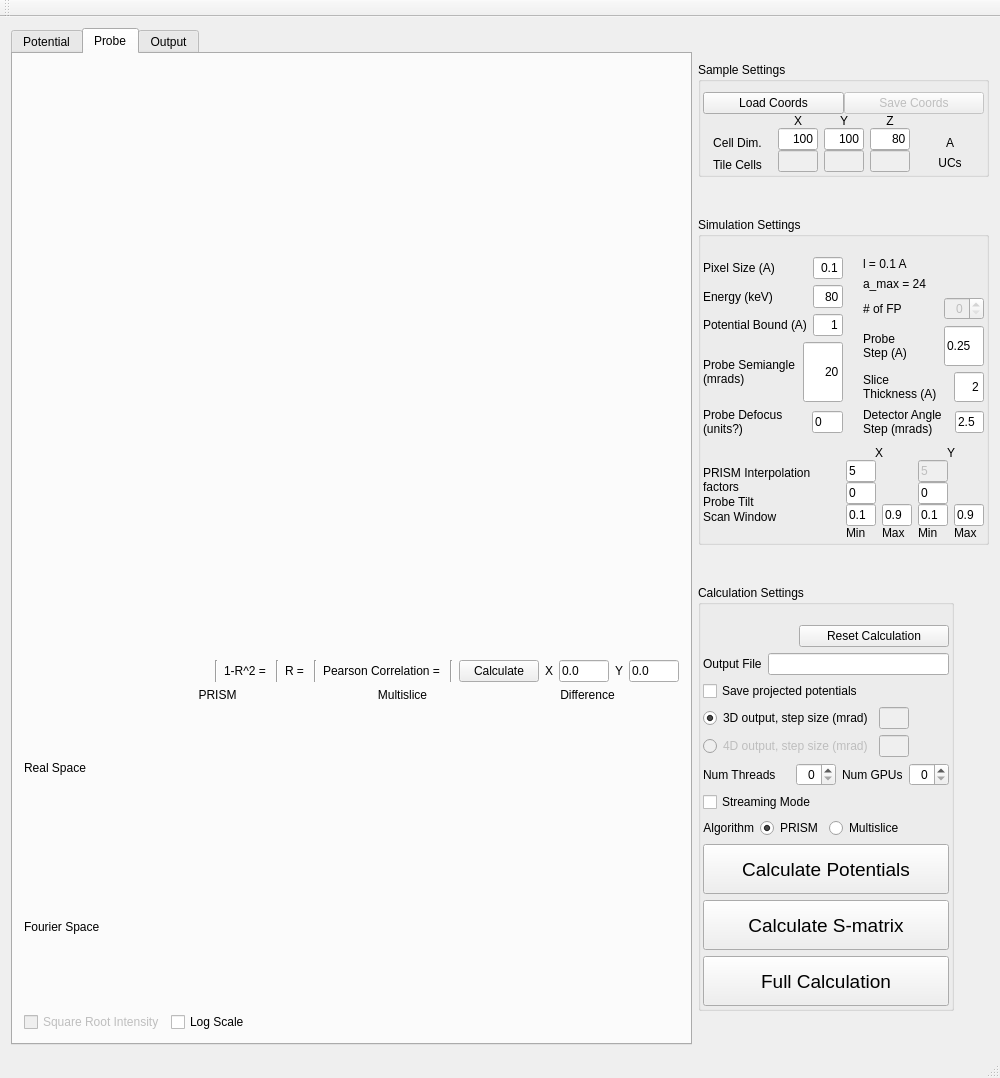
First picture: the form in Qt/prismmainwindow.ui, repository prism-em/prismatic, before the edit.
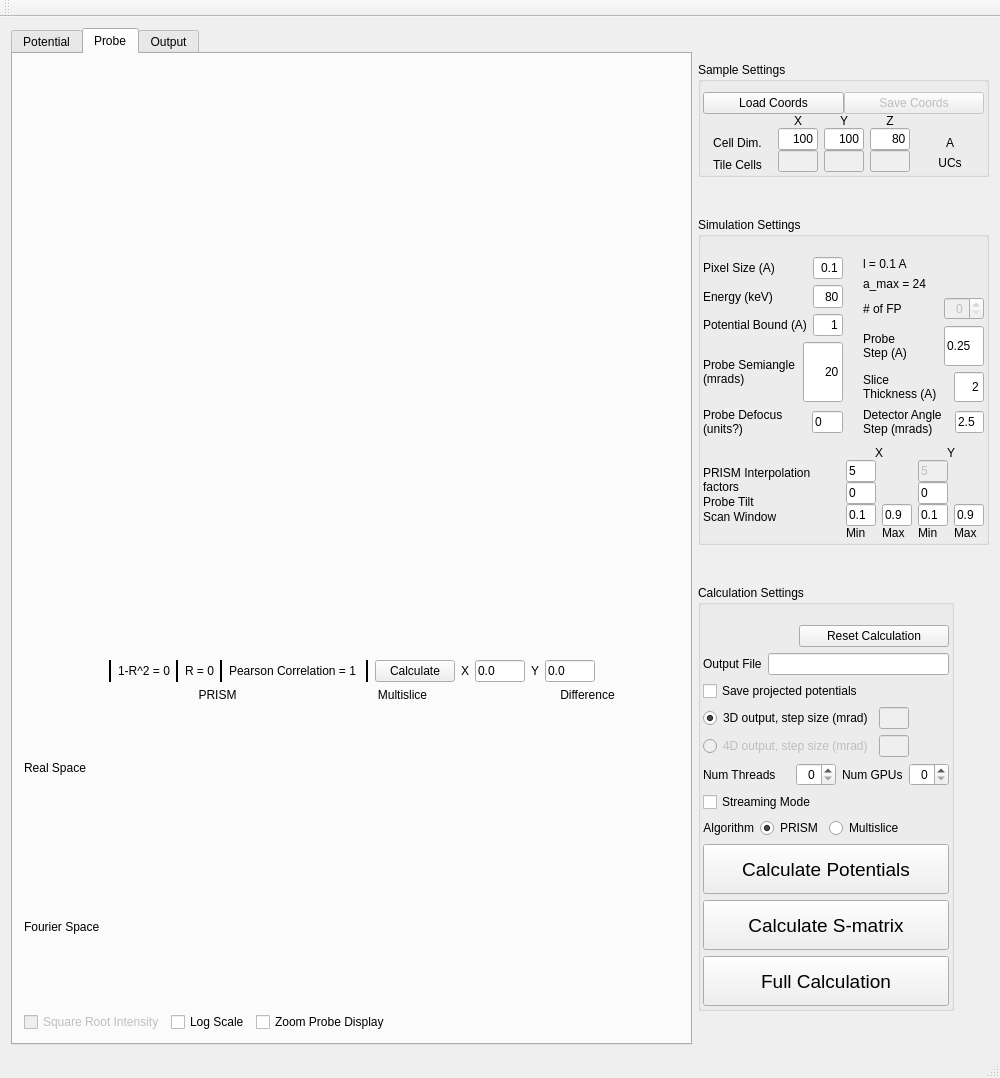
Second picture: the form after the edit. The open tabs and pages were chosen to show the change. Icons and pictures are not drawn.

Commit message: preliminary probe module working

Patch:
```diff
--- a/Qt/prismmainwindow.ui
+++ b/Qt/prismmainwindow.ui
@@ -274,6 +274,12 @@
           </item>
           <item>
            <widget class="Line" name="line_4">
+            <property name="frameShadow">
+             <enum>QFrame::Plain</enum>
+            </property>
+            <property name="lineWidth">
+             <number>2</number>
+            </property>
             <property name="orientation">
              <enum>Qt::Vertical</enum>
             </property>
@@ -282,12 +288,21 @@
           <item>
            <widget class="QLabel" name="label_39">
             <property name="text">
-             <string>1-R^2 = </string>
+             <string>1-R^2 = 0</string>
             </property>
            </widget>
           </item>
           <item>
            <widget class="Line" name="line">
+            <property name="frameShadow">
+             <enum>QFrame::Plain</enum>
+            </property>
+            <property name="lineWidth">
+             <number>2</number>
+            </property>
+            <property name="midLineWidth">
+             <number>2</number>
+            </property>
             <property name="orientation">
              <enum>Qt::Vertical</enum>
             </property>
@@ -296,12 +311,18 @@
           <item>
            <widget class="QLabel" name="label_42">
             <property name="text">
-             <string>R = </string>
+             <string>R = 0</string>
             </property>
            </widget>
           </item>
           <item>
            <widget class="Line" name="line_2">
+            <property name="frameShadow">
+             <enum>QFrame::Plain</enum>
+            </property>
+            <property name="lineWidth">
+             <number>2</number>
+            </property>
             <property name="orientation">
              <enum>Qt::Vertical</enum>
             </property>
@@ -310,7 +331,7 @@
           <item>
            <widget class="QLabel" name="label_40">
             <property name="text">
-             <string>Pearson Correlation = </string>
+             <string>Pearson Correlation = 1 </string>
             </property>
             <property name="wordWrap">
              <bool>false</bool>
@@ -319,6 +340,12 @@
           </item>
           <item>
            <widget class="Line" name="line_3">
+            <property name="frameShadow">
+             <enum>QFrame::Plain</enum>
+            </property>
+            <property name="lineWidth">
+             <number>2</number>
+            </property>
             <property name="orientation">
              <enum>Qt::Vertical</enum>
             </property>
@@ -383,6 +410,19 @@
             </property>
            </widget>
           </item>
+          <item>
+           <spacer name="horizontalSpacer_6">
+            <property name="orientation">
+             <enum>Qt::Horizontal</enum>
+            </property>
+            <property name="sizeHint" stdset="0">
+             <size>
+              <width>40</width>
+              <height>20</height>
+             </size>
+            </property>
+           </spacer>
+          </item>
          </layout>
         </item>
         <item>
@@ -633,6 +673,13 @@
             </property>
            </widget>
           </item>
+          <item>
+           <widget class="QCheckBox" name="checkBox_zoomProbe">
+            <property name="text">
+             <string>Zoom Probe Display</string>
+            </property>
+           </widget>
+          </item>
           <item>
            <spacer name="horizontalSpacer_5">
             <property name="orientation">
```
Left out of the diff: 2 changed lines with no effect on the pictures. The commit also changes 6 other files.
